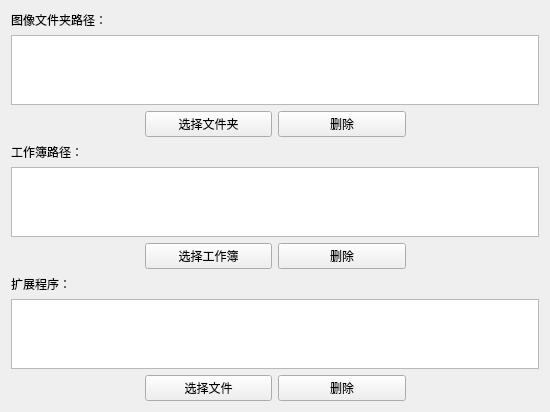
The window that 窗体/global_s.ui (FsterThanLight/automatic_clicker_2) describes before a commit, drawn with Qt 5.
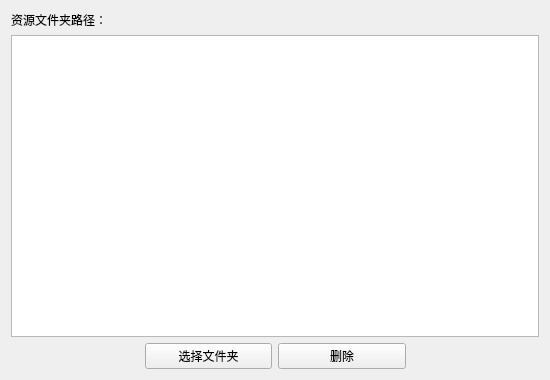
The same window after the commit. Icons and pictures are not drawn.

Diff of the .ui file:
```diff
--- a/窗体/global_s.ui
+++ b/窗体/global_s.ui
@@ -26,7 +26,7 @@
    <item>
     <widget class="QLabel" name="label">
      <property name="text">
-      <string>图像文件夹路径：</string>
+      <string>资源文件夹路径：</string>
      </property>
     </widget>
    </item>
@@ -47,61 +47,9 @@
       </widget>
      </item>
      <item row="1" column="0" colspan="4">
-      <widget class="QListView" name="listView"/>
-     </item>
-    </layout>
-   </item>
-   <item>
-    <widget class="QLabel" name="label_2">
-     <property name="text">
-      <string>工作簿路径：</string>
-     </property>
-    </widget>
-   </item>
-   <item>
-    <layout class="QGridLayout" name="gridLayout_3">
-     <item row="2" column="2">
-      <widget class="QPushButton" name="pushButton_4">
-       <property name="text">
-        <string>删除</string>
-       </property>
-      </widget>
-     </item>
-     <item row="2" column="1">
-      <widget class="QPushButton" name="pushButton_3">
-       <property name="text">
-        <string>选择工作簿</string>
-       </property>
-      </widget>
-     </item>
-     <item row="1" column="0" colspan="4">
-      <widget class="QListView" name="listView_2"/>
-     </item>
-    </layout>
-   </item>
-   <item>
-    <layout class="QGridLayout" name="gridLayout">
-     <item row="2" column="2">
-      <widget class="QPushButton" name="pushButton_10">
-       <property name="text">
-        <string>删除</string>
-       </property>
-      </widget>
-     </item>
-     <item row="2" column="1">
-      <widget class="QPushButton" name="pushButton_9">
-       <property name="text">
-        <string>选择文件</string>
-       </property>
-      </widget>
-     </item>
-     <item row="1" column="0" colspan="4">
-      <widget class="QListView" name="listView_5"/>
-     </item>
-     <item row="0" column="0" colspan="4">
-      <widget class="QLabel" name="label_5">
-       <property name="text">
-        <string>扩展程序：</string>
+      <widget class="QListView" name="listView">
+       <property name="editTriggers">
+        <set>QAbstractItemView::NoEditTriggers</set>
        </property>
       </widget>
      </item>
```
